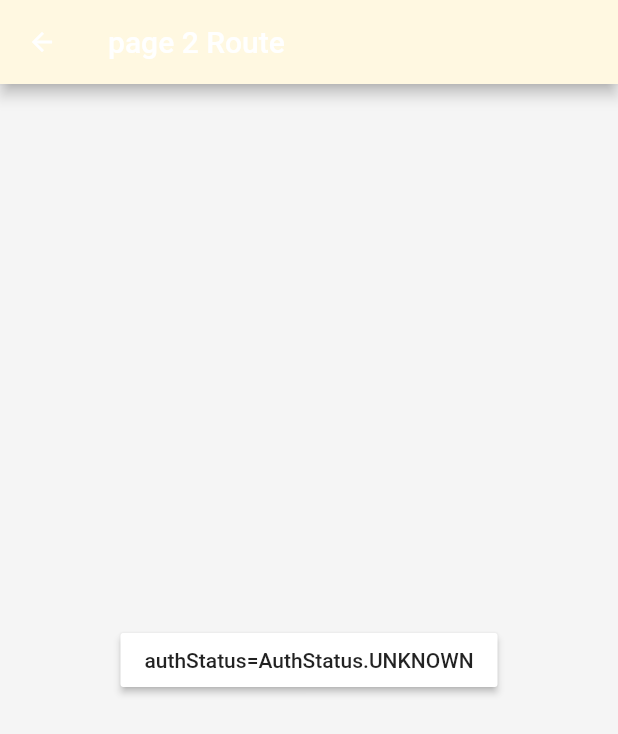
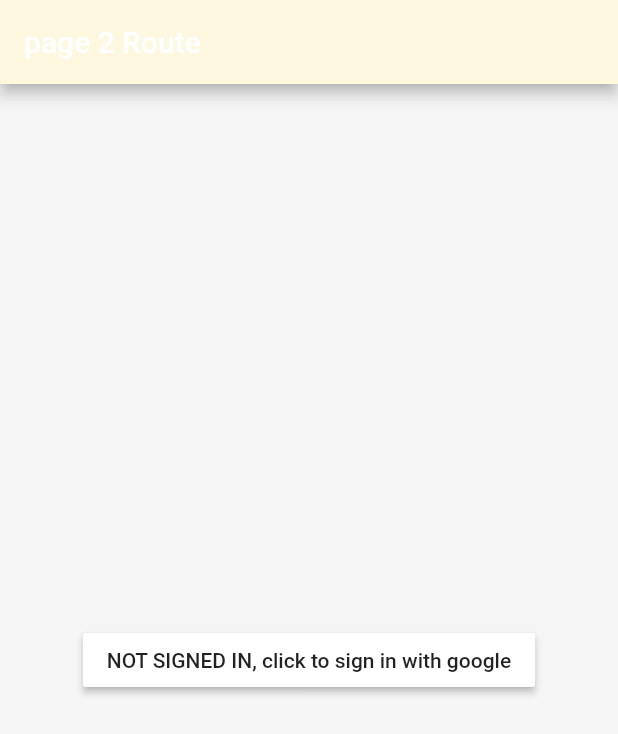
Before and after one commit to manangatangy/broke, a Flutter app: the screen it shows after launch, on a phone screen of 412 x 824 dp. Shown: the top 734 px of the screen. Run offline on Flutter 3.47's test engine with Material 2 defaults, Android fonts, the phone set to English and light mode, and no system bars; our stand-ins replace firebase_auth, google_sign_in; missing offline and left inert: duration; accounts and stored records are empty.

Commit message:
interim2 routes and responds to model correctly

```diff
--- a/lib/interim2.dart
+++ b/lib/interim2.dart
@@ -9,20 +9,20 @@ import 'package:scoped_model/scoped_model.dart';
 
 void main2() => runApp(MyApp());
 
-enum AuthStatus { UNKNOWN, NOT_SIGNED_IN, SIGNED_IN, }
+enum AuthStatus { INIT, UNKNOWN, NOT_SIGNED_IN, SIGNED_IN, }
 
 class SignInModel extends Model {
 
   final FirebaseAuth firebaseAuth = FirebaseAuth.instance;
   final GoogleSignIn googleSignIn = new GoogleSignIn();
-  AuthStatus authStatus = AuthStatus.UNKNOWN;
+  AuthStatus authStatus = AuthStatus.INIT;
   FirebaseUser firebaseUser;
 
   /// First checks if there is a current user.  If not, then
   /// checks if user is already signed in to google, or can be signed
   /// in (silently), and then signs into using google.  Otherwise just turns
   /// off the loading spinner.
-  Future<Null> init() async {
+  Future<AuthStatus> init() async {
     print("SignInModel.init");
     FirebaseUser user = await firebaseAuth.currentUser();
     print("SignInModel.init:currentUser $user");
@@ -45,11 +45,12 @@ class SignInModel extends Model {
       }
     }
     notifyListeners();
+    return authStatus;
   }
 
   /// Starts the interactive sign-in to google (unless already signed in)
   /// and then signs in to firebase, using the google account.
-  Future<Null> signInWithGoogle() async {
+  Future<FirebaseUser> signInWithGoogle() async {
     GoogleSignInAccount googleAccount = await googleSignIn.signIn();
     if (googleAccount != null) {
       FirebaseUser user = await _googleSignIntoFirebase(googleAccount);
@@ -58,6 +59,7 @@ class SignInModel extends Model {
       print("SignInModel.signInWithGoogle:signed in via google $firebaseUser");
       notifyListeners();
     }
+    return firebaseUser;
   }
 
   /// If there is a currently signed in account, return it.
@@ -94,13 +96,13 @@ class MyApp extends StatelessWidget {
           debugShowCheckedModeBanner: false,
           title: 'Recipes',
           theme: buildTheme(),
-          initialRoute: "/login",
+          initialRoute: "login",
           routes: {
             // If you're using navigation routes, Flutter needs a base route.
             // We're going to change this route once we're ready with
             // implementation of HomeScreen.
             '/': (context) => Page1(),
-            '/login': (context) => PageLogin(),
+            'login': (context) => PageLogin(),
           },
         )
     );
@@ -134,13 +136,31 @@ class PageLogin extends StatelessWidget {
         title: Text("page 2 Route"),
       ),
       body: Center(
-        child: RaisedButton(
-          onPressed: () {
-            Navigator.pop(context);
+        child: ScopedModelDescendant<SignInModel>(
+          builder: (context, child, model) {
+            print("PageLogin.build: ${model.authStatus}");
+            switch (model.authStatus) {
+              case AuthStatus.INIT:
+                model.init();
+                return CircularProgressIndicator();
+                break;
+              case AuthStatus.UNKNOWN:
+                return Text("UNKNOWN");
+                break;
+              case AuthStatus.NOT_SIGNED_IN:
+                return RaisedButton(
+                    child: Text("NOT SIGNED IN, click to sign in with google"),
+                    onPressed: () {
+                      model.signInWithGoogle();
+                    },
+                  );
+                break;
+              case AuthStatus.SIGNED_IN:
+                Navigator.pushReplacementNamed(context, "/");
+                return Text("status is SIGNED IN");
+                break;
+            }
           },
-          child: ScopedModelDescendant<SignInModel>(
-            builder: (context, child, model) => new Text('authStatus=${model.authStatus}'),
-          ),
         ),
       ),
     );
```
